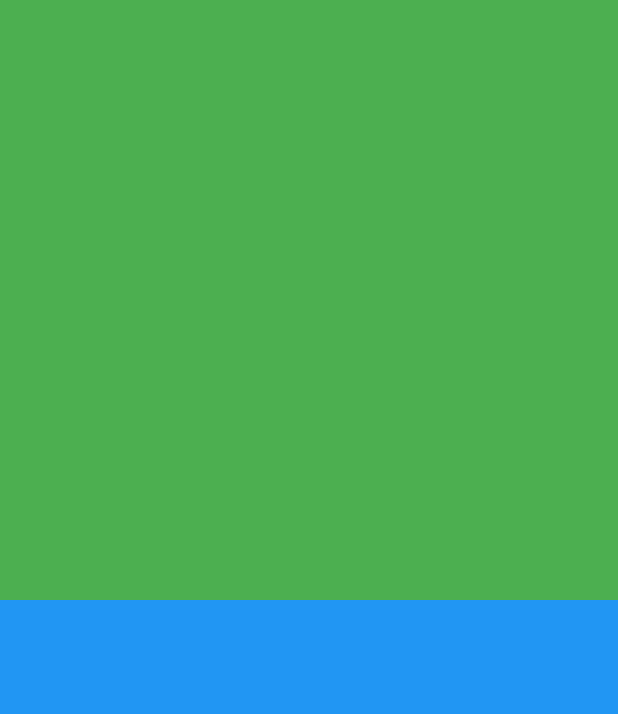
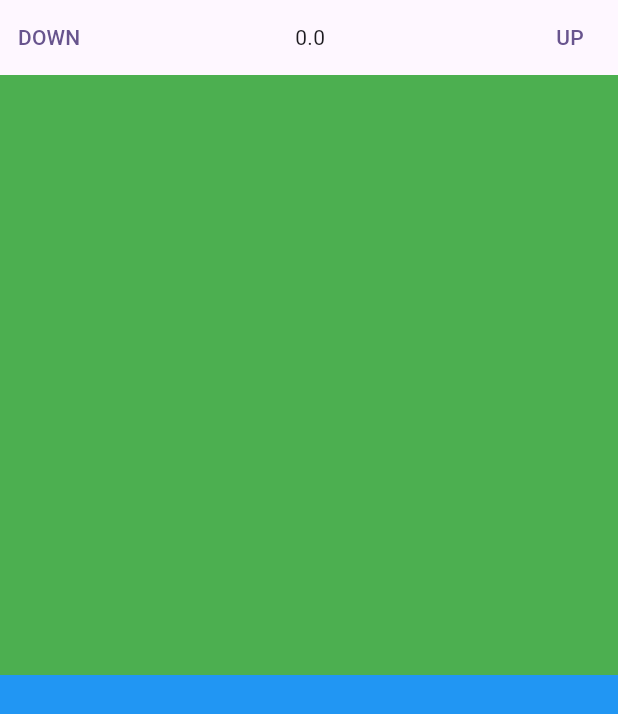
Before and after one commit to SergioRojasLopez/Desarrollo-Interfaces-Flutter, a Flutter app: the screen it shows after launch, on a phone screen of 412 x 824 dp. Shown: the top 714 px of the screen. Run offline on Flutter 3.47's test engine with Material 3 defaults, Android fonts, the light colour scheme and no system bars.

Commit message:
-- Teoria Scroll

```diff
--- /dev/null
+++ b/lib/Scrolling/example_scroll.dart
@@ -0,0 +1,78 @@
+import 'package:flutter/material.dart';
+import 'package:flutter_first_app/Scrolling/top_buttons.dart';
+
+class ExampleScroll extends StatefulWidget {
+  const ExampleScroll({super.key});
+
+  @override
+  State<ExampleScroll> createState() => _ExampleScrollState();
+}
+
+class _ExampleScrollState extends State<ExampleScroll> {
+  //1. Creamos variable de tipo controlador para delegar el desplazamiento.
+  final ScrollController _scrollController = ScrollController();
+
+
+  Color _colorFondo = Colors.blue;
+
+  //2. En el método que se invoca al presentar la interfaz, añadimos escuchas para el controlador.
+  @override
+  void initState() {
+    super.initState();
+    _scrollController.addListener(_infoScroll);
+  }
+
+  // 4. Eliminamos el controller.
+  @override
+  void dispose() {
+    super.dispose();
+    _scrollController.dispose();
+  }
+
+  @override
+  Widget build(BuildContext context) {
+    return Scaffold(
+      body: Column(
+        children: [
+          TopButtons(_moveUp, _moveDown, _scrollController.hasClients?_scrollController.offset.toString():"0.0"),
+          Expanded(
+            child: SingleChildScrollView(
+              controller: _scrollController, //3. Asignamos el controlador al widget
+              child: Column(
+                children: [
+                  Container(color: Colors.green, height: 400,),
+                  Container(color: _colorFondo, height: 1200,),
+                ],
+              ),
+            ),
+          ),
+        ],
+      ),
+    );
+  }
+
+
+
+  _moveUp(){
+    _scrollController.jumpTo(_scrollController.offset - 100);
+  }
+
+  _moveDown(){
+    _scrollController.jumpTo(_scrollController.offset + 100);
+  }
+
+
+  //Creamos método que se invocara cuando ocurra algún evento de scroll/desplazamiento
+  void _infoScroll(){
+    print("El valor del scroll en pixeles ${_scrollController.position.pixels}");
+    print("El valor del offset es  ${_scrollController.offset}");
+
+    setState(() {
+      if(_scrollController.offset >= 800){
+        _colorFondo = Colors.amber;
+      }else{
+        _colorFondo = Colors.blue;
+      }
+    });
+  }
+}
--- a/lib/Scrolling/scrolling.dart
+++ /dev/null
@@ -1,71 +0,0 @@
-import 'package:flutter/cupertino.dart';
-import 'package:flutter/material.dart';
-
-class Scrolling extends StatefulWidget {
-  const Scrolling({super.key});
-
-  @override
-  State<Scrolling> createState() => _Scrolling();
-}
-
-class _Scrolling extends State<Scrolling> {
-
-  //1. Creamos variable de tipo controlador para delegar el desplazamiento.
-  final ScrollController _scrollController = ScrollController();
-
-  Color _colorFondo = Colors.blue;
-
-  //2. En el método que se invoca al presentar la interfaz, añadimos eschuchas para el controlador.
-
-  @override
-  void initState() {
-    // TODO: implement initState
-    super.initState();
-    _scrollController.addListener(_infoScroll);
-  }
-
-  // 4. Eliminamos el controller.
-
-  @override
-  void dispose() {
-    super.dispose();
-    _scrollController.dispose();
-  }
-
-  @override
-  Widget build(BuildContext context) {
-    return SingleChildScrollView(
-      controller: _scrollController, //3. Asignamos el controlador al widget
-      child: Column(
-        children: [
-          Container(
-            color: Colors.green,
-            height: 400,
-          ),
-          Container(
-            color: _colorFondo,
-            height: 1200,
-          )
-        ],
-      ),
-    );
-  }
-
-//Creamos un método que se invocará cuando ocurra algun evento en el scroll/desplazamiento
-
-  void _infoScroll() {
-
-    print("El valor del scroll en pixeles es ${_scrollController.position.pixels}");
-    print("El valor del offset es ${_scrollController.offset}");
-
-    setState(() {
-      if(_scrollController.offset >= 850){
-        _colorFondo = Colors.amber;
-      }else{
-        _colorFondo = Colors.blue;
-      }
-    });
-
-
-  }
-}
--- /dev/null
+++ b/lib/Scrolling/top_buttons.dart
@@ -0,0 +1,33 @@
+import 'package:flutter/material.dart';
+
+class TopButtons extends StatelessWidget {
+  final Function up,down;
+  final String _currentOffset;
+
+  const TopButtons(this.up, this.down, this._currentOffset, {Key? key}) : super(key: key);
+
+  @override
+  Widget build(BuildContext context) {
+    return Row(
+      mainAxisAlignment: MainAxisAlignment.spaceBetween,
+      children: [
+        Container(
+          height: 50,
+          alignment: Alignment.centerLeft,
+          child: TextButton(
+            child: const Text('DOWN'),
+            onPressed: () => down(),
+          ),
+        ),
+        Text(_currentOffset, textAlign: TextAlign.center,),
+        Container(
+          alignment: Alignment.centerRight,
+          child: TextButton(
+            child: const Text('UP'),
+            onPressed: () => up(),
+          ),
+        ),
+      ],
+    );
+  }
+}
--- a/lib/main.dart
+++ b/lib/main.dart
@@ -1,5 +1,5 @@
 import 'package:flutter/material.dart';
-import 'package:flutter_first_app/Scrolling/scrolling.dart';
+import 'package:flutter_first_app/Scrolling/example_scroll.dart';
 import 'package:flutter_first_app/composing_card.dart';
 import 'package:flutter_first_app/Routing/ejemploRouting.dart';
 import 'package:flutter_first_app/ejemplo_boxdecoration.dart';
@@ -43,7 +43,7 @@
         colorScheme: ColorScheme.fromSeed(seedColor: Colors.deepPurple),
         useMaterial3: true,
       ),
-      home: const Scrolling()
+      home: const ExampleScroll()
     );
   }
 }
```
